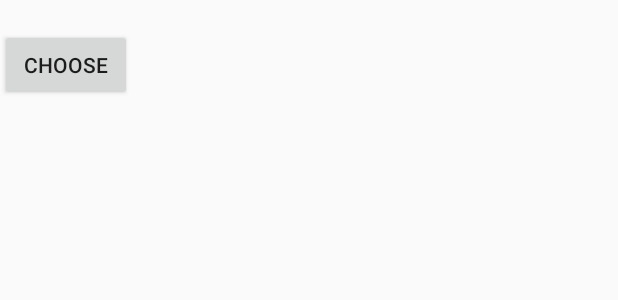
After one commit to hilaPollak/TaxiDriver_Application, an Android app: the layout driver_details_layout.xml on its own in the app's theme, with its tools: preview values and no code run, on a phone screen of 412 x 824 dp. The commit adds this screen. Shown: the top 300 px of the screen. Run offline under Robolectric (Android 15) with nearby library versions, the phone set to English and light mode, and no system bars.

Commit message:
show details. problem: can not get only available drives(get only 1 drive)

```diff
--- /dev/null
+++ b/app/src/main/res/layout/driver_details_layout.xml
@@ -0,0 +1,18 @@
+<?xml version="1.0" encoding="utf-8"?>
+<LinearLayout xmlns:android="http://schemas.android.com/apk/res/android"
+    android:orientation="vertical" android:layout_width="wrap_content"
+    android:layout_height="wrap_content">
+
+    <TextView
+        android:id="@+id/text_details"
+        android:layout_width="wrap_content"
+        android:layout_height="wrap_content"
+        />
+
+
+    <Button
+        android:id="@+id/button_choose"
+        android:layout_width="wrap_content"
+        android:layout_height="wrap_content"
+        android:text="@string/choose" />
+</LinearLayout>
--- a/app/src/main/res/values/strings.xml
+++ b/app/src/main/res/values/strings.xml
@@ -40,6 +40,8 @@
     <string name="nav_header_subtitle">android.studio@android.com</string>
     <string name="nav_header_desc">Navigation header</string>
     <string name="title_activity_xxx">Profile</string>
+    <string name="choose">Choose</string>
+
 
 
 </resources>
```
Also changed, not shown: app/src/main/java/com/example/hila/myfirstapplication/controller/AvailableDrivesFragment.java (+49 -6 lines), app/src/main/java/com/example/hila/myfirstapplication/model/datasource/Firebase_DBManager.java (+25 -1 lines), app/src/main/java/com/example/hila/myfirstapplication/model/entities/Drive.java (+5 -3 lines), app/src/main/res/layout/fragment_available_drives.xml (+22 -0 lines).
